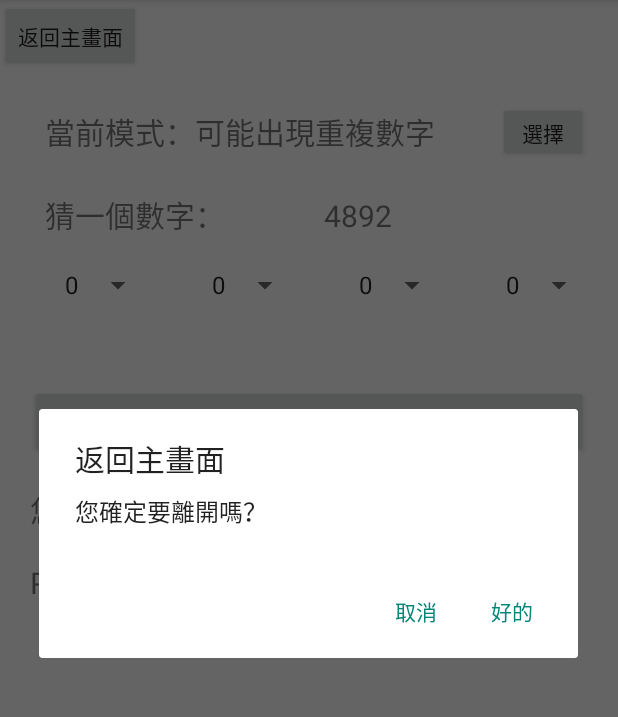
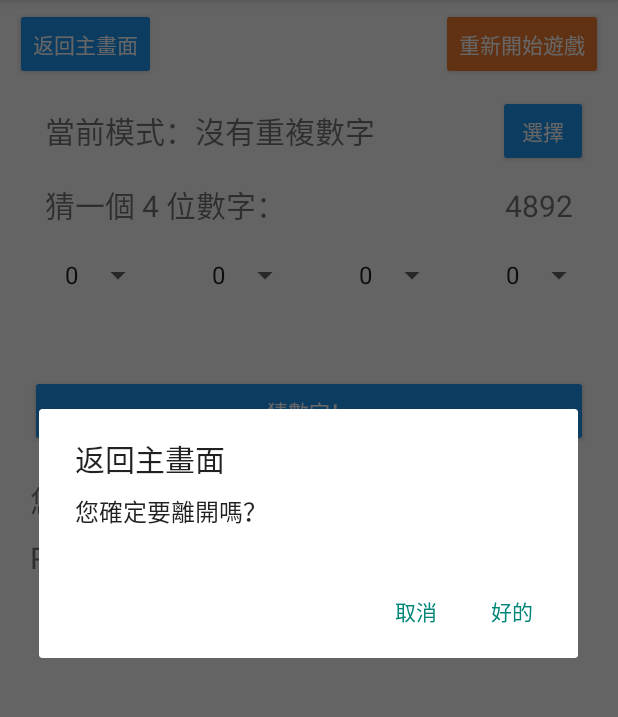
Before and after one commit to kevin38645/android-class, an Android app: the GuessNumber screen opened directly, with no data from a screen before it, after a tap on "返回主畫面", on a phone screen of 412 x 824 dp, the part 84-801 px from its top. Run offline under Robolectric (Android 15) with nearby library versions, the phone set to English and light mode, and no system bars.

Commit message:
apply theme color, and basic guess number game completed (has restart system)

```diff
--- a/app_collection/app/src/main/java/com/example/app_collection/GuessNumber.java
+++ b/app_collection/app/src/main/java/com/example/app_collection/GuessNumber.java
@@ -2,10 +2,14 @@ package com.example.app_collection;
 
 import androidx.appcompat.app.AlertDialog;
 import androidx.appcompat.app.AppCompatActivity;
+import androidx.core.content.ContextCompat;
 
 import android.content.DialogInterface;
+import android.content.res.ColorStateList;
+import android.graphics.Color;
 import android.os.Bundle;
 import android.view.View;
+import android.widget.Button;
 import android.widget.Spinner;
 import android.widget.TextView;
 import android.widget.Toast;
@@ -15,16 +19,20 @@ import java.util.Collections;
 import java.util.List;
 import java.util.Random;
 
-public class GuessNumber extends AppCompatActivity implements DialogInterface.OnClickListener {
-    String GameMode;
+public class GuessNumber extends AppCompatActivity{
+    String currentGameMode;
     String expectNumber = "";
     Spinner selectNumSpinner1;
     Spinner selectNumSpinner2;
     Spinner selectNumSpinner3;
     Spinner selectNumSpinner4;
     TextView warning_textView;
+    TextView player_guess;
+    TextView answer_debug;
+    TextView mode_text;
     int totalPlayTime = 0;
     String totalPlayLog = "";
+    Button buttonGuess;
 
     @Override
     protected void onCreate(Bundle savedInstanceState) {
@@ -35,21 +43,45 @@ public class GuessNumber extends AppCompatActivity implements DialogInterface.On
     }
 
     void Initial(){
-        GameMode = "NoRepeat";
-       selectNumSpinner1 = findViewById(R.id.numberSelection1);
-       selectNumSpinner2 = findViewById(R.id.numberSelection2);
-       selectNumSpinner3 = findViewById(R.id.numberSelection3);
-       selectNumSpinner4 = findViewById(R.id.numberSelection4);
+        currentGameMode = "NoRepeat";
+        selectNumSpinner1 = findViewById(R.id.numberSelection1);
+        selectNumSpinner2 = findViewById(R.id.numberSelection2);
+        selectNumSpinner3 = findViewById(R.id.numberSelection3);
+        selectNumSpinner4 = findViewById(R.id.numberSelection4);
+        mode_text = findViewById(R.id.mode_text);
+        buttonGuess = findViewById(R.id.GuessNumber);
+        answer_debug = findViewById(R.id.answer_debug);
+        player_guess = findViewById(R.id.player_guess);
+        ModeChange("NoRepeat");
        RandomNumber();
-
        warning_textView = findViewById(R.id.warning_text);
     }
 
+    void ModeChange(String gameMode){
+        switch (gameMode){
+            case "NoRepeat":
+                currentGameMode = gameMode;
+                mode_text.setText("沒有重複數字");
+
+                break;
+            case "HasRepeat":
+                mode_text.setText("可能出現重複數字");
+
+                break;
+        }
+    }
+    void RestartGame(){
+        totalPlayTime = 0;
+        totalPlayLog = "";
+        expectNumber = "";
+        answer_debug.setText("");
+        warning_textView.setText("");
+        player_guess.setText("");
+        RandomNumber();
+    }
     void RandomNumber(){
-        totalPlayTime = 0;
-
         Random random = new Random();
-        switch (GameMode){
+        switch (currentGameMode){
             case "NoRepeat":
                 List<Integer> numbers = new ArrayList<>();
                 for (int i = 0; i < 10; i++) {
@@ -60,7 +92,6 @@ public class GuessNumber extends AppCompatActivity implements DialogInterface.On
                 for(int i=0;i< selectedNumbers.size();i++){
                     expectNumber += selectedNumbers.get(i);
                 }
-                System.out.println(selectedNumbers);
                 break;
             case "HasRepeat":
                 for (int i =0 ;i <4;i++){
@@ -69,8 +100,8 @@ public class GuessNumber extends AppCompatActivity implements DialogInterface.On
                 }
                 break;
         }
-        TextView textView = (TextView) findViewById(R.id.answer_debug);
-        textView.setText(expectNumber);
+        answer_debug.setText(expectNumber);
+
     }
 
     public void ClickButton_GuessNumber(View view){
@@ -82,7 +113,7 @@ public class GuessNumber extends AppCompatActivity implements DialogInterface.On
         String selectedValue4 = selectNumSpinner4.getSelectedItem().toString();
         String playerGuessNumber = selectedValue1 + selectedValue2 + selectedValue3 + selectedValue4;
 
-        switch (GameMode){
+        switch (currentGameMode) {
             case "NoRepeat":
                 outputText = NoRepeatGuess(playerGuessNumber);
                 break;
@@ -90,10 +121,9 @@ public class GuessNumber extends AppCompatActivity implements DialogInterface.On
                 break;
         }
 
-        TextView textView = (TextView) findViewById(R.id.player_guess);
         if(!outputText.equals("")){
             totalPlayLog = outputText + "\n" + totalPlayLog;
-            textView.setText(totalPlayLog);
+            player_guess.setText(totalPlayLog);
         }
     }
 
@@ -105,6 +135,12 @@ public class GuessNumber extends AppCompatActivity implements DialogInterface.On
                 return "";
             }
         }
+
+        if(totalPlayLog.contains(playerGuessNumber)){
+            warning_textView.setText("您已經猜過這個數字！");
+            return "";
+        }
+
         warning_textView.setText("");
         totalPlayTime++;
         int A = 0;
@@ -122,30 +158,52 @@ public class GuessNumber extends AppCompatActivity implements DialogInterface.On
             }
         }
 
+        if(A == 4){
+            WinGame();
+        }
+
         return "猜 " + totalPlayTime + "：            " + playerGuessNumber + "            結果: "+ A + "A" + B + "B";
     }
 
-    public void alertButtonClick(View view){
+    public void WinGame(){
+        warning_textView.setText("恭喜您！您猜對了！");
+        GenerateAlertTextBox("恭喜答對", "恭喜您！您猜對了！\n您總共猜了 " + totalPlayTime +" 次", "","確認", 2);
+        int color = ContextCompat.getColor(GuessNumber.this, R.color.gray_500); // 獲取顏色資源
+        buttonGuess.setBackgroundTintList(ColorStateList.valueOf(color)); // 改變按鈕顏色
+        buttonGuess.setEnabled(false);
+        buttonGuess.setTextColor(Color.BLACK); // 改變按鈕顏色
+    }
+    public void BackToTitleScreen(View view){
+        GenerateAlertTextBox("返回主畫面", "您確定要離開嗎？", "取消", "好的", 0);
+    }
+    public void RestartGame(View view){
+        GenerateAlertTextBox("重新開始遊戲", "您要重新生成一個新的數字嗎？", "取消", "好的", 1);
+    }
+
+    public void GenerateAlertTextBox(String Title, String Message, String NegativeMsg, String PositiveMsg, int type){
         AlertDialog.Builder builder = new AlertDialog.Builder(this);
-        builder.setTitle("返回主畫面")
-                .setMessage("您確定要離開嗎？")
-                .setNegativeButton("取消",this)
-                .setPositiveButton("好的",this)
+
+        builder.setTitle(Title)
+                .setMessage(Message)
+                .setNegativeButton(NegativeMsg, new DialogInterface.OnClickListener() {
+                    public void onClick(DialogInterface dialog, int id) {
+                        // 取消的回應，這裡只是關閉對話框，不需要其他操作
+                    }
+                })
+                .setPositiveButton(PositiveMsg, new DialogInterface.OnClickListener() {
+                    @Override
+                    public void onClick(DialogInterface dialog, int id) {
+                        if (type == 0) {
+                            // 離開的回應
+                            Toast.makeText(GuessNumber.this, "回到主畫面", Toast.LENGTH_SHORT).show();
+                            finish();
+                        }else if(type == 1){
+                            RestartGame();
+                            Toast.makeText(GuessNumber.this, "重新生成數字完成！", Toast.LENGTH_SHORT).show();
+                        }
+                    }
+                })
                 .setCancelable(false)
                 .show();
     }
-
-    @Override
-    public void onClick(DialogInterface dialog, int which) {
-        switch (which){
-            case DialogInterface.BUTTON_POSITIVE:
-                Toast.makeText(this, "回到主畫面", Toast.LENGTH_SHORT).show();
-                finish();
-                break;
-            case DialogInterface.BUTTON_NEGATIVE:
-                break;
-        }
-    }
-
-
 }
--- a/app_collection/app/src/main/res/layout/activity_guess_number.xml
+++ b/app_collection/app/src/main/res/layout/activity_guess_number.xml
@@ -8,21 +8,46 @@
 
     <LinearLayout
         android:layout_width="match_parent"
-        android:layout_height="match_parent"
+        android:layout_height="wrap_content"
         android:orientation="vertical">
 
-        <Button
-            android:id="@+id/back_to_title_screen"
-            android:layout_width="wrap_content"
-            android:layout_height="wrap_content"
-            android:onClick="alertButtonClick"
-            android:text="返回主畫面" />
+        <LinearLayout
+            android:layout_width="match_parent"
+            android:layout_height="match_parent"
+            android:layout_marginLeft="10dp"
+            android:layout_marginTop="5dp"
+            android:layout_marginRight="10dp"
+            android:orientation="horizontal">
+
+            <Button
+                android:id="@+id/back_to_title_screen"
+                style="@style/DefaultButtonStyle"
+                android:layout_width="wrap_content"
+                android:layout_height="wrap_content"
+                android:onClick="BackToTitleScreen"
+                android:text="返回主畫面" />
+
+            <Space
+                android:layout_width="wrap_content"
+                android:layout_height="wrap_content"
+                android:layout_weight="1" />
+
+            <Button
+                android:id="@+id/restartGame"
+                style="@style/DefaultButtonStyle"
+                android:layout_width="wrap_content"
+                android:layout_height="wrap_content"
+                android:layout_weight="0"
+                android:backgroundTint="#F17D2F"
+                android:onClick="RestartGame"
+                android:text="重新開始遊戲" />
+        </LinearLayout>
 
         <LinearLayout
             android:layout_width="match_parent"
             android:layout_height="wrap_content"
             android:layout_marginLeft="20dp"
-            android:layout_marginTop="20dp"
+            android:layout_marginTop="10dp"
             android:layout_marginRight="20dp"
             android:layout_marginBottom="0dp"
             android:layout_weight="0"
@@ -49,8 +74,9 @@
 
             <Button
                 android:id="@+id/select_mode_button"
+                style="@style/DefaultButtonStyle"
                 android:layout_width="60dp"
-                android:layout_height="40dp"
+                android:layout_height="wrap_content"
                 android:layout_marginLeft="0dp"
                 android:layout_marginTop="0dp"
                 android:layout_marginRight="0dp"
@@ -62,7 +88,7 @@
             android:layout_width="match_parent"
             android:layout_height="wrap_content"
             android:layout_marginLeft="20dp"
-            android:layout_marginTop="20dp"
+            android:layout_marginTop="10dp"
             android:layout_marginRight="20dp"
             android:layout_marginBottom="0dp"
             android:layout_weight="0"
@@ -74,15 +100,15 @@
                 android:layout_width="match_parent"
                 android:layout_height="wrap_content"
                 android:layout_weight="1"
-                android:text="猜一個數字："
+                android:text="猜一個 4 位數字："
                 android:textSize="20dp" />
 
             <TextView
                 android:id="@+id/answer_debug"
                 style="@style/textMargin"
-                android:layout_width="match_parent"
+                android:layout_width="wrap_content"
                 android:layout_height="wrap_content"
-                android:layout_weight="1"
+                android:layout_weight="0"
                 android:text="aaaa"
                 android:textSize="20dp" />
         </LinearLayout>
@@ -158,8 +184,10 @@
                 android:layout_marginLeft="20dp"
                 android:layout_marginRight="20dp"
                 android:layout_weight="1"
+                android:backgroundTint="@color/blue_500"
                 android:onClick="ClickButton_GuessNumber"
-                android:text="猜數字！" />
+                android:text="猜數字！"
+                android:textColor="#FFFFFF" />
         </LinearLayout>
 
         <LinearLayout
@@ -191,7 +219,10 @@
                 style="@style/MyScrollBarTheme"
                 android:layout_width="match_parent"
                 android:layout_height="match_parent"
-                android:layout_margin="20dp"
+                android:layout_marginLeft="20dp"
+                android:layout_marginTop="10dp"
+                android:layout_marginRight="20dp"
+                android:layout_marginBottom="20dp"
                 android:layout_weight="1">
 
                 <LinearLayout
--- a/app_collection/app/src/main/res/layout/activity_main.xml
+++ b/app_collection/app/src/main/res/layout/activity_main.xml
@@ -23,6 +23,7 @@
 
         <Button
             android:id="@+id/button"
+            style="@style/DefaultButtonStyle"
             android:layout_width="match_parent"
             android:layout_height="wrap_content"
             android:layout_marginLeft="50dp"
--- a/app_collection/app/src/main/res/values/colors.xml
+++ b/app_collection/app/src/main/res/values/colors.xml
@@ -3,4 +3,6 @@
     <color name="black">#FF000000</color>
     <color name="blue_500">#2196F3</color>
     <color name="white">#FFFFFFFF</color>
+    <color name="orange_500">#F17D2F</color>
+    <color name="gray_500">#D5D6D6</color>
 </resources>
--- a/app_collection/app/src/main/res/values/themes.xml
+++ b/app_collection/app/src/main/res/values/themes.xml
@@ -24,5 +24,10 @@
         <item name="android:colorAccent">@color/blue_500</item>
     </style>
 
+    <style name="DefaultButtonStyle">
+        <item name="android:backgroundTint">@color/blue_500</item>
+        <item name="android:textColor">@color/white</item>
+    </style>
+
     <style name="Theme.App_collection" parent="Base.Theme.App_collection" />
 </resources>
```
